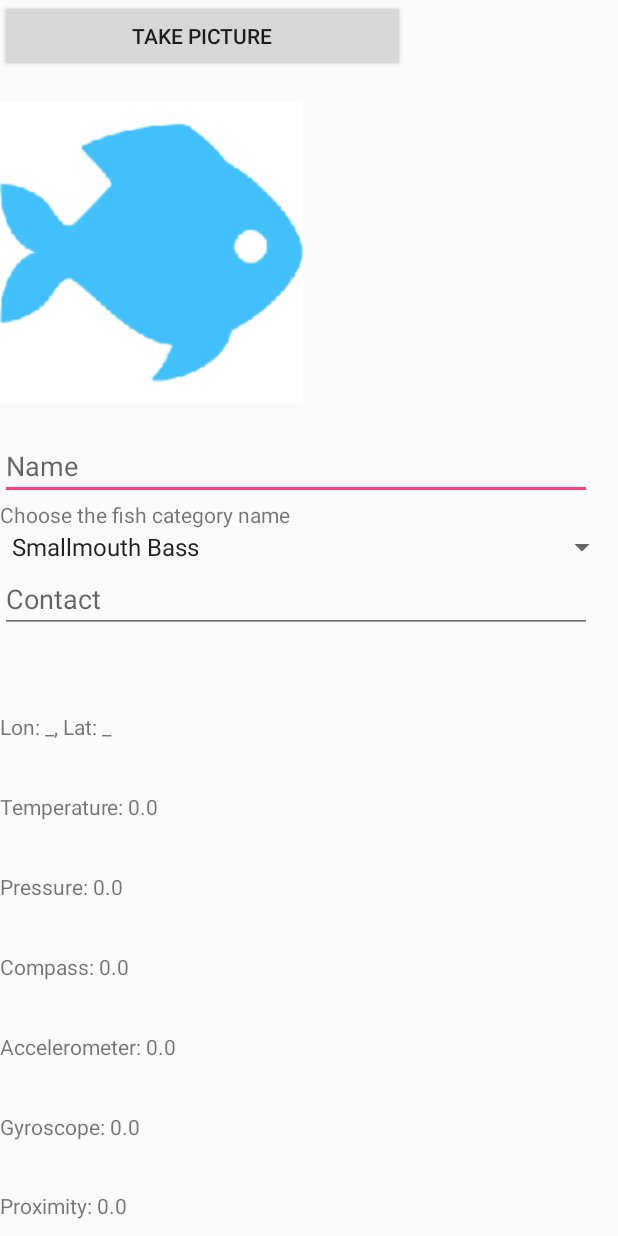
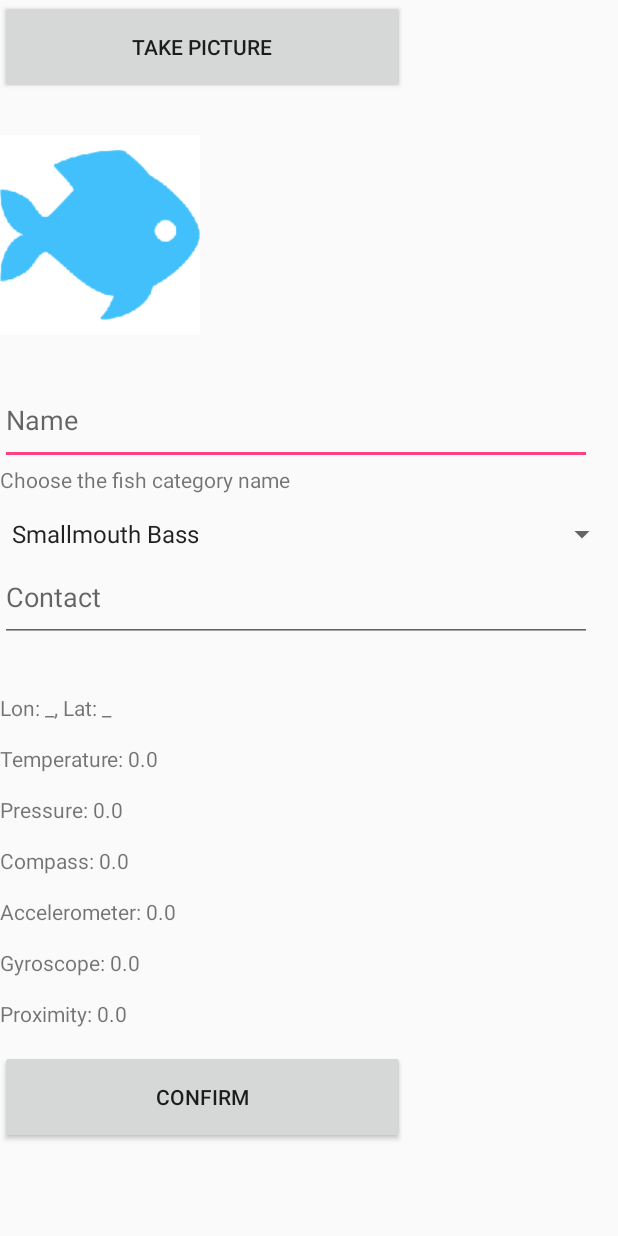
Before and after one commit to 3324fr/android, an Android app: the FishActivity screen opened directly, with no data from a screen before it, on a phone screen of 412 x 824 dp. Run offline under Robolectric (Android 15) with nearby library versions, the phone set to English and light mode, and no system bars; our stand-ins replace Firebase (no records; nobody signed in at launch, a user with empty details on screens opened directly).

Commit message:
added weightSum/layout_weight to FishActivity UI

```diff
--- a/app/src/main/res/layout/activity_fish.xml
+++ b/app/src/main/res/layout/activity_fish.xml
@@ -9,22 +9,24 @@
         android:layout_width="match_parent"
         android:layout_height="match_parent"
         android:orientation="vertical"
-        android:weightSum="1">
+        android:weightSum="100">
 
         <Button
             android:id="@+id/btnTakePicture"
             android:layout_width="270dp"
             android:layout_height="wrap_content"
             android:onClick="OnClickTakePicture"
-            android:text="@string/take_picture" />
+            android:text="@string/take_picture"
+            android:layout_weight="5"/>
 
 
         <ImageView
             android:id="@+id/fish_picture"
-            android:layout_width="202dp"
-            android:layout_height="240dp"
+            android:layout_width="133dp"
+            android:layout_height="143dp"
             android:contentDescription="@string/fish_picture"
-            app:srcCompat="@drawable/fish" />
+            app:srcCompat="@drawable/fish"
+            android:layout_weight="15"/>
 
         <EditText
             android:layout_width="match_parent"
@@ -33,12 +35,14 @@
             android:hint="@string/name"
             android:ems="10"
             android:id="@+id/fish_name"
-            android:layout_marginEnd="17dp" />
+            android:layout_marginEnd="17dp"
+            android:layout_weight="5"/>
 
         <TextView
             android:layout_width="match_parent"
             android:layout_height="wrap_content"
-            android:text="@string/choose_the_fish_category_name"/>
+            android:text="@string/choose_the_fish_category_name"
+            android:layout_weight="5"/>
 
         <Spinner
             android:id="@+id/fish_category"
@@ -54,64 +58,66 @@
             android:hint="@string/contact"
             android:ems="10"
             android:id="@+id/fish_contact"
-            android:layout_marginEnd="17dp" />
+            android:layout_marginEnd="17dp"
+            android:layout_weight="5"/>
 
         <TextView
             android:id="@+id/fish_time"
             android:layout_width="369dp"
             android:layout_height="wrap_content"
             android:text=""
-            android:layout_weight="0.17" />
+            android:layout_weight="5" />
 
         <TextView
             android:id="@+id/fish_location"
             android:layout_width="369dp"
             android:layout_height="wrap_content"
             android:text=""
-            android:layout_weight="0.17" />
+            android:layout_weight="5" />
         <TextView
             android:id="@+id/temperature"
             android:layout_width="369dp"
             android:layout_height="wrap_content"
             android:text=""
-            android:layout_weight="0.17" />
+            android:layout_weight="5" />
         <TextView
             android:id="@+id/pressure"
             android:layout_width="369dp"
             android:layout_height="wrap_content"
             android:text=""
-            android:layout_weight="0.17" />
+            android:layout_weight="5" />
         <TextView
             android:id="@+id/compass"
             android:layout_width="369dp"
             android:layout_height="wrap_content"
             android:text=""
-            android:layout_weight="0.17" />
+            android:layout_weight="5" />
         <TextView
             android:id="@+id/accelerometer"
             android:layout_width="369dp"
             android:layout_height="wrap_content"
             android:text=""
-            android:layout_weight="0.17" />
+            android:layout_weight="5" />
         <TextView
             android:id="@+id/gyroscope"
             android:layout_width="369dp"
             android:layout_height="wrap_content"
             android:text=""
-            android:layout_weight="0.17" />
+            android:layout_weight="5" />
         <TextView
             android:id="@+id/proximity"
             android:layout_width="369dp"
             android:layout_height="wrap_content"
             android:text=""
-            android:layout_weight="0.17" />
+            android:layout_weight="5" />
 
         <Button
             android:id="@+id/btnConfirm"
             android:layout_width="270dp"
             android:layout_height="wrap_content"
             android:onClick="addFish"
-            android:text="@string/confirm" />
+            android:text="@string/confirm"
+            android:layout_weight="5"/>
 
 
     </LinearLayout>
```
